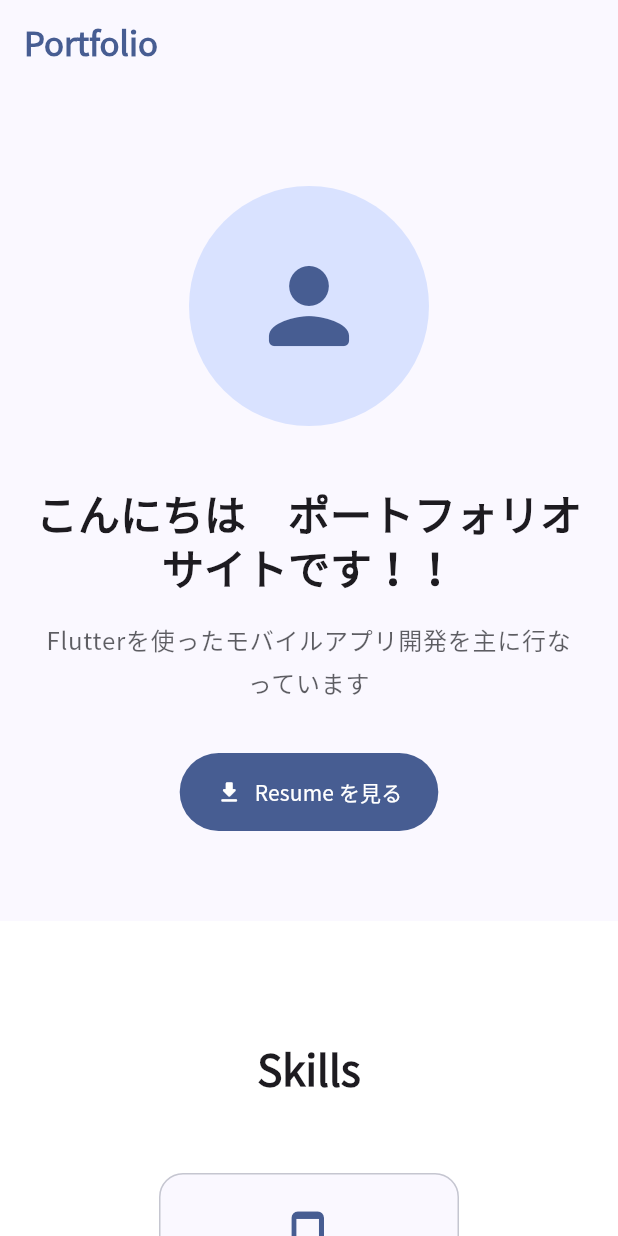
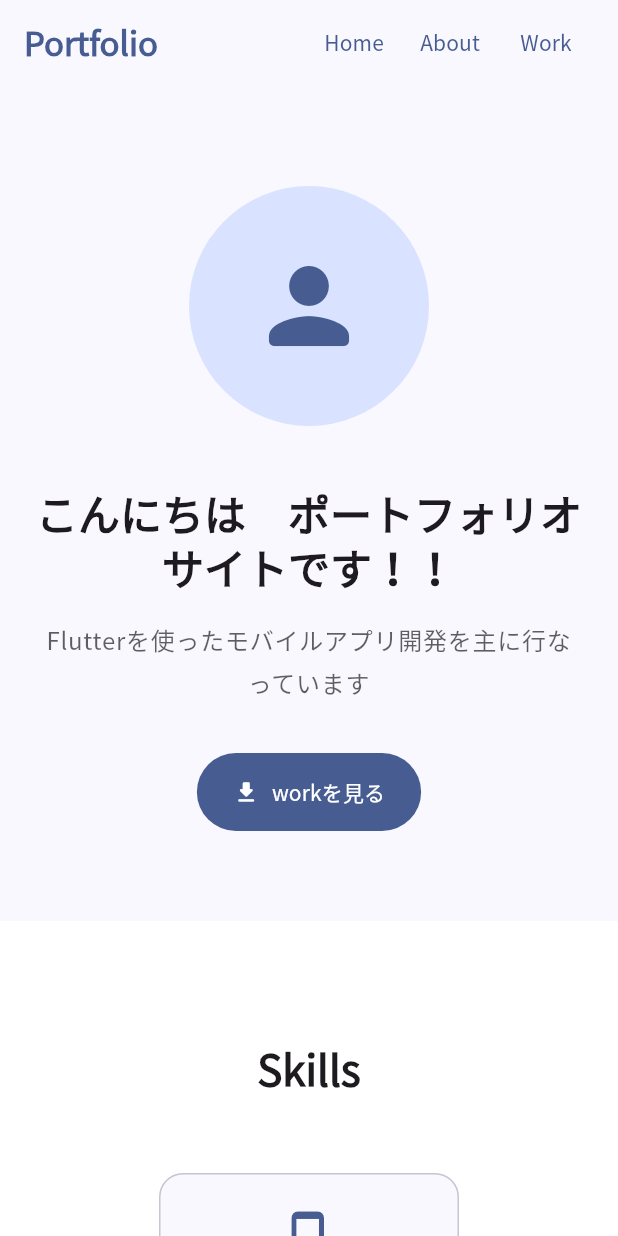
Before and after one commit to oto1720/flutter_web, a Flutter app: the screen it shows after launch, on a phone screen of 412 x 824 dp. Run offline on Flutter 3.47's test engine with Material 3 defaults, Android fonts, the phone set to English and light mode, and no system bars; our stand-ins replace go_router, google_fonts.

Commit message:
add:追加内容

```diff
--- a/lib/features/home/home_page.dart
+++ b/lib/features/home/home_page.dart
@@ -1,4 +1,7 @@
 import 'package:flutter/material.dart';
+import 'package:go_router/go_router.dart';
+import '../../shared/widgets/fade_in_on_scroll.dart';
+import '../../shared/widgets/footer.dart';
 import '../../shared/widgets/nav_bar.dart';
 
 class HomePage extends StatelessWidget {
@@ -14,9 +17,12 @@ class HomePage extends StatelessWidget {
           return SingleChildScrollView(
             child: Column(
               children: [
-                _HeroSection(isDesktop: isDesktop),
-                _SkillsSection(isDesktop: isDesktop),
-                const _Footer(),
+                FadeInOnScroll(child: _HeroSection(isDesktop: isDesktop)),
+                FadeInOnScroll(
+                  delay: const Duration(milliseconds: 200),
+                  child: _SkillsSection(isDesktop: isDesktop),
+                ),
+                const Footer(),
               ],
             ),
           );
@@ -61,9 +67,11 @@ class _HeroSection extends StatelessWidget {
         ),
         const SizedBox(height: 32),
         FilledButton.icon(
-          onPressed: () {},
+          onPressed: () {
+            context.go('/work');
+          },
           icon: const Icon(Icons.download_rounded),
-          label: const Text('Resume を見る'),
+          label: const Text('workを見る'),
           style: FilledButton.styleFrom(
             padding: const EdgeInsets.symmetric(horizontal: 24, vertical: 16),
           ),
@@ -218,26 +226,3 @@ class _SkillCard extends StatelessWidget {
     );
   }
 }
-
-// ── Footer ────────────────────────────────────────────────────────────────────
-
-class _Footer extends StatelessWidget {
-  const _Footer();
-
-  @override
-  Widget build(BuildContext context) {
-    final theme = Theme.of(context);
-    return Container(
-      width: double.infinity,
-      padding: const EdgeInsets.symmetric(vertical: 32),
-      color: theme.colorScheme.surfaceContainerHighest,
-      child: Text(
-        '© 2026 My Portfolio. Built with Flutter.',
-        textAlign: TextAlign.center,
-        style: theme.textTheme.bodySmall?.copyWith(
-          color: theme.colorScheme.onSurface.withValues(alpha: 0.5),
-        ),
-      ),
-    );
-  }
-}
--- a/lib/router/app_router.dart
+++ b/lib/router/app_router.dart
@@ -1,12 +1,44 @@
+import 'package:flutter/material.dart';
 import 'package:go_router/go_router.dart';
+import '../features/about/about_page.dart';
 import '../features/home/home_page.dart';
+import '../features/work/work_page.dart';
 
 final appRouter = GoRouter(
   initialLocation: '/',
   routes: [
     GoRoute(
       path: '/',
-      builder: (context, state) => const HomePage(),
+      pageBuilder: (context, state) => CustomTransitionPage(
+        key: state.pageKey,
+        child: const HomePage(),
+        transitionsBuilder: (context, animation, secondaryAnimation, child) {
+          return FadeTransition(opacity: animation, child: child);
+        },
+        transitionDuration: const Duration(milliseconds: 300),
+      ),
+    ),
+    GoRoute(
+      path: '/about',
+      pageBuilder: (context, state) => CustomTransitionPage(
+        key: state.pageKey,
+        child: const AboutPage(),
+        transitionsBuilder: (context, animation, secondaryAnimation, child) {
+          return FadeTransition(opacity: animation, child: child);
+        },
+        transitionDuration: const Duration(milliseconds: 300),
+      ),
+    ),
+    GoRoute(
+      path: '/work',
+      pageBuilder: (context, state) => CustomTransitionPage(
+        key: state.pageKey,
+        child: const WorkPage(),
+        transitionsBuilder: (context, animation, secondaryAnimation, child) {
+          return FadeTransition(opacity: animation, child: child);
+        },
+        transitionDuration: const Duration(milliseconds: 300),
+      ),
     ),
   ],
 );
--- /dev/null
+++ b/lib/shared/widgets/fade_in_on_scroll.dart
@@ -0,0 +1,44 @@
+import 'package:flutter/material.dart';
+
+class FadeInOnScroll extends StatefulWidget {
+  const FadeInOnScroll({
+    super.key,
+    required this.child,
+    this.delay = Duration.zero,
+  });
+
+  final Widget child;
+  final Duration delay;
+
+  @override
+  State<FadeInOnScroll> createState() => _FadeInOnScrollState();
+}
+
+class _FadeInOnScrollState extends State<FadeInOnScroll> {
+  bool _isVisible = false;
+
+  @override
+  void initState() {
+    super.initState();
+    Future.delayed(widget.delay, () {
+      if (mounted) {
+        setState(() => _isVisible = true);
+      }
+    });
+  }
+
+  @override
+  Widget build(BuildContext context) {
+    return AnimatedOpacity(
+      opacity: _isVisible ? 1.0 : 0.0,
+      duration: const Duration(milliseconds: 600),
+      curve: Curves.easeOut,
+      child: AnimatedSlide(
+        offset: _isVisible ? Offset.zero : const Offset(0, 0.1),
+        duration: const Duration(milliseconds: 600),
+        curve: Curves.easeOut,
+        child: widget.child,
+      ),
+    );
+  }
+}
--- a/lib/shared/widgets/nav_bar.dart
+++ b/lib/shared/widgets/nav_bar.dart
@@ -18,13 +18,22 @@ class NavBar extends StatelessWidget implements PreferredSizeWidget {
         child: Text(
           'Portfolio',
           style: Theme.of(context).textTheme.titleLarge?.copyWith(
-                fontWeight: FontWeight.bold,
-                color: Theme.of(context).colorScheme.primary,
-              ),
+            fontWeight: FontWeight.bold,
+            color: Theme.of(context).colorScheme.primary,
+          ),
         ),
       ),
-      actions: const [
-        SizedBox(width: 16),
+      actions: [
+        TextButton(onPressed: () => context.go('/'), child: const Text('Home')),
+        TextButton(
+          onPressed: () => context.go('/about'),
+          child: const Text('About'),
+        ),
+        TextButton(
+          onPressed: () => context.go('/work'),
+          child: const Text('Work'),
+        ),
+        const SizedBox(width: 16),
       ],
     );
   }
```
Also changed, not shown: lib/features/about/about_page.dart (added, +139 -0 lines), lib/features/work/work_page.dart (added, +204 -0 lines), lib/shared/widgets/footer.dart (added, +22 -0 lines).
